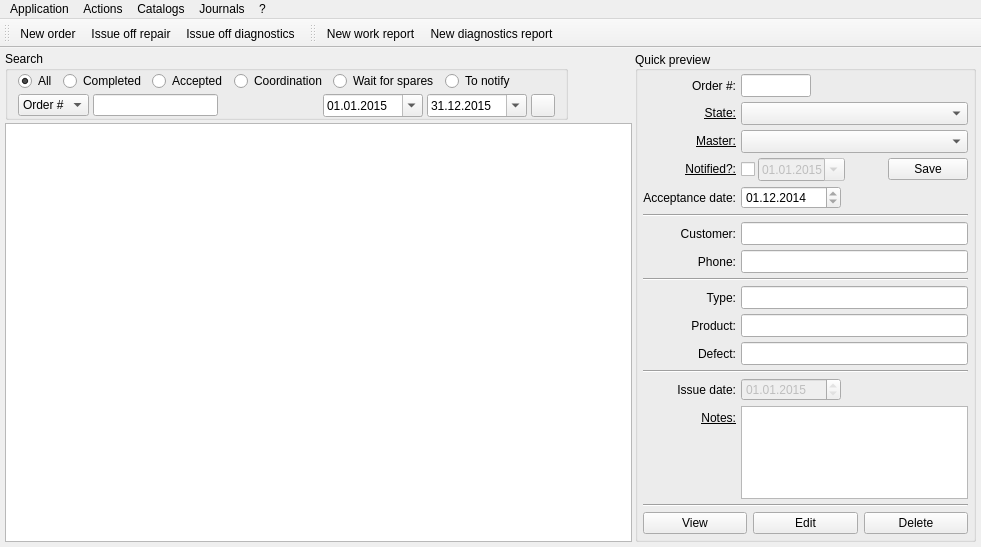
Feo-d-oR/YARC, file RepairCenter/mainwindow.ui: the form before one commit.
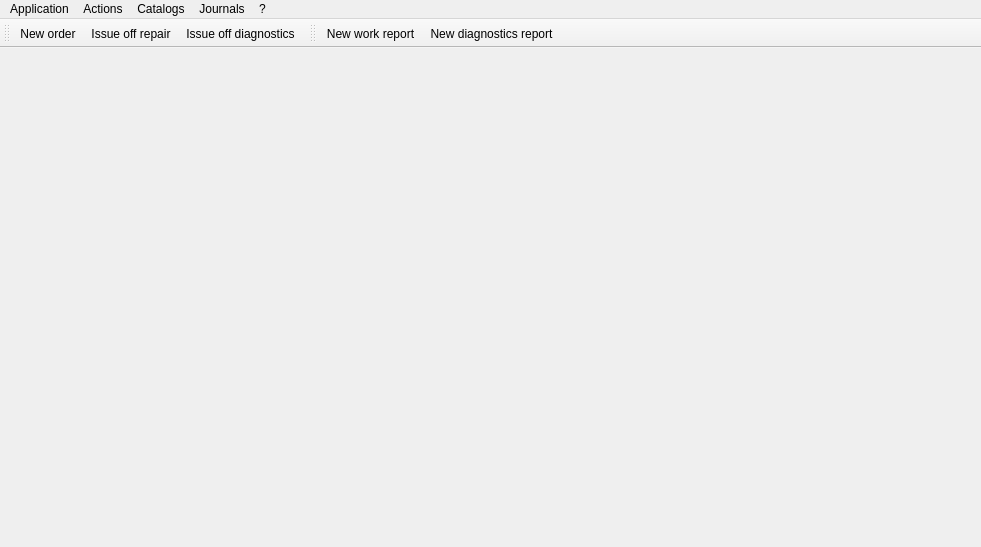
The form after the commit. Icons and pictures are not drawn.

Patch:
```diff
--- a/RepairCenter/mainwindow.ui
+++ b/RepairCenter/mainwindow.ui
@@ -35,1113 +35,6 @@
     <property name="spacing">
      <number>3</number>
     </property>
-    <item row="1" column="0">
-     <widget class="QTableView" name="tview">
-      <property name="sizePolicy">
-       <sizepolicy hsizetype="Expanding" vsizetype="Expanding">
-        <horstretch>1</horstretch>
-        <verstretch>0</verstretch>
-       </sizepolicy>
-      </property>
-      <property name="editTriggers">
-       <set>QAbstractItemView::AnyKeyPressed|QAbstractItemView::DoubleClicked</set>
-      </property>
-      <property name="dragDropMode">
-       <enum>QAbstractItemView::NoDragDrop</enum>
-      </property>
-      <property name="defaultDropAction">
-       <enum>Qt::IgnoreAction</enum>
-      </property>
-      <property name="selectionMode">
-       <enum>QAbstractItemView::SingleSelection</enum>
-      </property>
-      <property name="selectionBehavior">
-       <enum>QAbstractItemView::SelectRows</enum>
-      </property>
-      <property name="horizontalScrollMode">
-       <enum>QAbstractItemView::ScrollPerPixel</enum>
-      </property>
-      <property name="sortingEnabled">
-       <bool>true</bool>
-      </property>
-      <property name="wordWrap">
-       <bool>false</bool>
-      </property>
-      <attribute name="horizontalHeaderVisible">
-       <bool>false</bool>
-      </attribute>
-      <attribute name="verticalHeaderVisible">
-       <bool>false</bool>
-      </attribute>
-     </widget>
-    </item>
-    <item row="0" column="0" alignment="Qt::AlignLeft">
-     <widget class="QGroupBox" name="gbfilters">
-      <property name="title">
-       <string>Search</string>
-      </property>
-      <property name="flat">
-       <bool>false</bool>
-      </property>
-      <property name="checkable">
-       <bool>false</bool>
-      </property>
-      <layout class="QFormLayout" name="formLayout_2">
-       <property name="fieldGrowthPolicy">
-        <enum>QFormLayout::AllNonFixedFieldsGrow</enum>
-       </property>
-       <property name="labelAlignment">
-        <set>Qt::AlignLeading|Qt::AlignLeft|Qt::AlignVCenter</set>
-       </property>
-       <property name="horizontalSpacing">
-        <number>6</number>
-       </property>
-       <property name="verticalSpacing">
-        <number>3</number>
-       </property>
-       <property name="leftMargin">
-        <number>10</number>
-       </property>
-       <property name="topMargin">
-        <number>0</number>
-       </property>
-       <property name="rightMargin">
-        <number>10</number>
-       </property>
-       <property name="bottomMargin">
-        <number>0</number>
-       </property>
-       <item row="0" column="0" colspan="2">
-        <layout class="QHBoxLayout" name="horizontalLayout_3">
-         <item alignment="Qt::AlignLeft">
-          <widget class="QRadioButton" name="rbAll">
-           <property name="sizePolicy">
-            <sizepolicy hsizetype="Fixed" vsizetype="Fixed">
-             <horstretch>0</horstretch>
-             <verstretch>0</verstretch>
-            </sizepolicy>
-           </property>
-           <property name="minimumSize">
-            <size>
-             <width>0</width>
-             <height>0</height>
-            </size>
-           </property>
-           <property name="maximumSize">
-            <size>
-             <width>16777215</width>
-             <height>16777215</height>
-            </size>
-           </property>
-           <property name="text">
-            <string>All</string>
-           </property>
-           <property name="checked">
-            <bool>true</bool>
-           </property>
-          </widget>
-         </item>
-         <item alignment="Qt::AlignLeft">
-          <widget class="QRadioButton" name="rbCompleted">
-           <property name="minimumSize">
-            <size>
-             <width>0</width>
-             <height>0</height>
-            </size>
-           </property>
-           <property name="maximumSize">
-            <size>
-             <width>16777215</width>
-             <height>16777215</height>
-            </size>
-           </property>
-           <property name="text">
-            <string>Completed</string>
-           </property>
-          </widget>
-         </item>
-         <item alignment="Qt::AlignLeft">
-          <widget class="QRadioButton" name="rbAccepted">
-           <property name="minimumSize">
-            <size>
-             <width>0</width>
-             <height>0</height>
-            </size>
-           </property>
-           <property name="maximumSize">
-            <size>
-             <width>16777215</width>
-             <height>16777215</height>
-            </size>
-           </property>
-           <property name="text">
-            <string>Accepted</string>
-           </property>
-          </widget>
-         </item>
-         <item alignment="Qt::AlignLeft">
-          <widget class="QRadioButton" name="rbConsent">
-           <property name="minimumSize">
-            <size>
-             <width>0</width>
-             <height>0</height>
-            </size>
-           </property>
-           <property name="maximumSize">
-            <size>
-             <width>16777215</width>
-             <height>16777215</height>
-            </size>
-           </property>
-           <property name="text">
-            <string>Coordination</string>
-           </property>
-          </widget>
-         </item>
-         <item alignment="Qt::AlignLeft">
-          <widget class="QRadioButton" name="rbWaitSpares">
-           <property name="minimumSize">
-            <size>
-             <width>0</width>
-             <height>0</height>
-            </size>
-           </property>
-           <property name="maximumSize">
-            <size>
-             <width>16777215</width>
-             <height>16777215</height>
-            </size>
-           </property>
-           <property name="text">
-            <string>Wait for spares</string>
-           </property>
-          </widget>
-         </item>
-         <item alignment="Qt::AlignLeft">
-          <widget class="QRadioButton" name="rbCall">
-           <property name="maximumSize">
-            <size>
-             <width>16777215</width>
-             <height>16777215</height>
-            </size>
-           </property>
-           <property name="text">
-            <string>To notify</string>
-           </property>
-          </widget>
-         </item>
-         <item>
-          <spacer name="horizontalSpacer_3">
-           <property name="orientation">
-            <enum>Qt::Horizontal</enum>
-           </property>
-           <property name="sizeHint" stdset="0">
-            <size>
-             <width>40</width>
-             <height>20</height>
-            </size>
-           </property>
-          </spacer>
-         </item>
-        </layout>
-       </item>
-       <item row="1" column="0">
-        <layout class="QHBoxLayout" name="horizontalLayout">
-         <property name="spacing">
-          <number>4</number>
-         </property>
-         <item>
-          <widget class="QComboBox" name="searchtexttype">
-           <property name="sizePolicy">
-            <sizepolicy hsizetype="Preferred" vsizetype="Fixed">
-             <horstretch>0</horstretch>
-             <verstretch>0</verstretch>
-            </sizepolicy>
-           </property>
-           <property name="minimumSize">
-            <size>
-             <width>0</width>
-             <height>0</height>
-            </size>
-           </property>
-           <property name="maximumSize">
-            <size>
-             <width>16777215</width>
-             <height>16777215</height>
-            </size>
-           </property>
-           <item>
-            <property name="text">
-             <string>Order #</string>
-            </property>
-           </item>
-           <item>
-            <property name="text">
-             <string>Name</string>
-            </property>
-           </item>
-          </widget>
-         </item>
-         <item alignment="Qt::AlignLeft">
-          <widget class="QLineEdit" name="lSearch">
-           <property name="minimumSize">
-            <size>
-             <width>125</width>
-             <height>0</height>
-            </size>
-           </property>
-           <property name="maximumSize">
-            <size>
-             <width>150</width>
-             <height>16777215</height>
-            </size>
-           </property>
-          </widget>
-         </item>
-        </layout>
-       </item>
-       <item row="1" column="1">
-        <layout class="QHBoxLayout" name="horizontalLayout_2">
-         <property name="spacing">
-          <number>4</number>
-         </property>
-         <item>
-          <spacer name="horizontalSpacer">
-           <property name="orientation">
-            <enum>Qt::Horizontal</enum>
-           </property>
-           <property name="sizeHint" stdset="0">
-            <size>
-             <width>40</width>
-             <height>20</height>
-            </size>
-           </property>
-          </spacer>
-         </item>
-         <item alignment="Qt::AlignRight">
-          <widget class="QDateEdit" name="datestart">
-           <property name="minimumSize">
-            <size>
-             <width>100</width>
-             <height>0</height>
-            </size>
-           </property>
-           <property name="maximumSize">
-            <size>
-             <width>100</width>
-             <height>16777215</height>
-            </size>
-           </property>
-           <property name="dateTime">
-            <datetime>
-             <hour>0</hour>
-             <minute>0</minute>
-             <second>0</second>
-             <year>2015</year>
-             <month>1</month>
-             <day>1</day>
-            </datetime>
-           </property>
-           <property name="time">
-            <time>
-             <hour>0</hour>
-             <minute>0</minute>
-             <second>0</second>
-            </time>
-           </property>
-           <property name="currentSection">
-            <enum>QDateTimeEdit::DaySection</enum>
-           </property>
-           <property name="displayFormat">
-            <string>dd.MM.yyyy</string>
-           </property>
-           <property name="calendarPopup">
-            <bool>true</bool>
-           </property>
-           <property name="date">
-            <date>
-             <year>2015</year>
-             <month>1</month>
-             <day>1</day>
-            </date>
-           </property>
-          </widget>
-         </item>
-         <item>
-          <widget class="QDateEdit" name="dateend">
-           <property name="minimumSize">
-            <size>
-             <width>100</width>
-             <height>0</height>
-            </size>
-           </property>
-           <property name="maximumSize">
-            <size>
-             <width>100</width>
-             <height>16777215</height>
-            </size>
-           </property>
-           <property name="accelerated">
-            <bool>false</bool>
-           </property>
-           <property name="dateTime">
-            <datetime>
-             <hour>0</hour>
-             <minute>0</minute>
-             <second>0</second>
-             <year>2015</year>
-             <month>12</month>
-             <day>31</day>
-            </datetime>
-           </property>
-           <property name="displayFormat">
-            <string>dd.MM.yyyy</string>
-           </property>
-           <property name="calendarPopup">
-            <bool>true</bool>
-           </property>
-           <property name="currentSectionIndex">
-            <number>0</number>
-           </property>
-           <property name="date">
-            <date>
-             <year>2015</year>
-             <month>12</month>
-             <day>31</day>
-            </date>
-           </property>
-           <property name="showGroupSeparator" stdset="0">
-            <bool>false</bool>
-           </property>
-          </widget>
-         </item>
-         <item>
-          <widget class="QToolButton" name="searchbydate">
-           <property name="sizePolicy">
-            <sizepolicy hsizetype="Fixed" vsizetype="Fixed">
-             <horstretch>0</horstretch>
-             <verstretch>0</verstretch>
-            </sizepolicy>
-           </property>
-           <property name="maximumSize">
-            <size>
-             <width>50</width>
-             <height>16777215</height>
-            </size>
-           </property>
-           <property name="toolTip">
-            <string>Search by date range</string>
-           </property>
-           <property name="text">
-            <string/>
-           </property>
-           <property name="icon">
-            <iconset resource="Icons.qrc">
-             <normaloff>:/icons/icons/find.png</normaloff>:/icons/icons/find.png</iconset>
-           </property>
-          </widget>
-         </item>
-        </layout>
-       </item>
-      </layout>
-     </widget>
-    </item>
-    <item row="0" column="1" rowspan="2">
-     <widget class="QGroupBox" name="gbinfo">
-      <property name="minimumSize">
-       <size>
-        <width>341</width>
-        <height>0</height>
-       </size>
-      </property>
-      <property name="maximumSize">
-       <size>
-        <width>341</width>
-        <height>16777215</height>
-       </size>
-      </property>
-      <property name="title">
-       <string>Quick preview</string>
-      </property>
-      <property name="alignment">
-       <set>Qt::AlignLeading|Qt::AlignLeft|Qt::AlignVCenter</set>
-      </property>
-      <layout class="QFormLayout" name="formLayout">
-       <property name="fieldGrowthPolicy">
-        <enum>QFormLayout::AllNonFixedFieldsGrow</enum>
-       </property>
-       <property name="labelAlignment">
-        <set>Qt::AlignRight|Qt::AlignTrailing|Qt::AlignVCenter</set>
-       </property>
-       <property name="horizontalSpacing">
-        <number>5</number>
-       </property>
-       <property name="verticalSpacing">
-        <number>5</number>
-       </property>
-       <property name="leftMargin">
-        <number>5</number>
-       </property>
-       <property name="topMargin">
-        <number>3</number>
-       </property>
-       <property name="rightMargin">
-        <number>5</number>
-       </property>
-       <property name="bottomMargin">
-        <number>5</number>
-       </property>
-       <item row="1" column="0">
-        <widget class="QLabel" name="label">
-         <property name="maximumSize">
-          <size>
-           <width>2000</width>
-           <height>23</height>
-          </size>
-         </property>
-         <property name="text">
-          <string>Order #:</string>
-         </property>
-         <property name="alignment">
-          <set>Qt::AlignRight|Qt::AlignTrailing|Qt::AlignVCenter</set>
-         </property>
-        </widget>
-       </item>
-       <item row="2" column="0">
-        <widget class="QLabel" name="label_15">
-         <property name="maximumSize">
-          <size>
-           <width>2000</width>
-           <height>23</height>
-          </size>
-         </property>
-         <property name="text">
-          <string>&lt;html&gt;&lt;head/&gt;&lt;body&gt;&lt;p&gt;&lt;span style=&quot; text-decoration: underline;&quot;&gt;State:&lt;/span&gt;&lt;/p&gt;&lt;/body&gt;&lt;/html&gt;</string>
-         </property>
-         <property name="alignment">
-          <set>Qt::AlignRight|Qt::AlignTrailing|Qt::AlignVCenter</set>
-         </property>
-        </widget>
-       </item>
-       <item row="2" column="1">
-        <widget class="QComboBox" name="eState">
-         <property name="minimumSize">
-          <size>
-           <width>0</width>
-           <height>23</height>
-          </size>
-         </property>
-         <property name="maximumSize">
-          <size>
-           <width>16777215</width>
-           <height>23</height>
-          </size>
-         </property>
-         <property name="locale">
-          <locale language="English" country="UnitedStates"/>
-         </property>
-         <property name="editable">
-          <bool>false</bool>
-         </property>
-         <property name="currentIndex">
-          <number>-1</number>
-         </property>
-         <property name="maxVisibleItems">
-          <number>10</number>
-         </property>
-         <property name="duplicatesEnabled">
-          <bool>true</bool>
-         </property>
-         <property name="frame">
-          <bool>true</bool>
-         </property>
-        </widget>
-       </item>
-       <item row="3" column="0">
-        <widget class="QLabel" name="label_12">
-         <property name="maximumSize">
-          <size>
-           <width>2000</width>
-           <height>23</height>
-          </size>
-         </property>
-         <property name="text">
-          <string>&lt;html&gt;&lt;head/&gt;&lt;body&gt;&lt;p&gt;&lt;span style=&quot; text-decoration: underline;&quot;&gt;Master:&lt;/span&gt;&lt;/p&gt;&lt;/body&gt;&lt;/html&gt;</string>
-         </property>
-         <property name="alignment">
-          <set>Qt::AlignRight|Qt::AlignTrailing|Qt::AlignVCenter</set>
-         </property>
-        </widget>
-       </item>
-       <item row="3" column="1">
-        <widget class="QComboBox" name="eMaster">
-         <property name="minimumSize">
-          <size>
-           <width>0</width>
-           <height>23</height>
-          </size>
-         </property>
-         <property name="maximumSize">
-          <size>
-           <width>16777215</width>
-           <height>23</height>
-          </size>
-         </property>
-         <property name="editable">
-          <bool>false</bool>
-         </property>
-        </widget>
-       </item>
-       <item row="4" column="0">
-        <widget class="QLabel" name="label_6">
-         <property name="maximumSize">
-          <size>
-           <width>2000</width>
-           <height>16777215</height>
-          </size>
-         </property>
-         <property name="text">
-          <string>&lt;html&gt;&lt;head/&gt;&lt;body&gt;&lt;p&gt;&lt;span style=&quot; text-decoration: underline;&quot;&gt;Notified?:&lt;/span&gt;&lt;/p&gt;&lt;/body&gt;&lt;/html&gt;</string>
-         </property>
-         <property name="alignment">
-          <set>Qt::AlignRight|Qt::AlignTrailing|Qt::AlignVCenter</set>
-         </property>
-        </widget>
-       </item>
-       <item row="5" column="0">
-        <widget class="QLabel" name="label_2">
-         <property name="maximumSize">
-          <size>
-           <width>2000</width>
-           <height>23</height>
-          </size>
-         </property>
-         <property name="text">
-          <string>Acceptance date:</string>
-         </property>
-         <property name="alignment">
-          <set>Qt::AlignRight|Qt::AlignTrailing|Qt::AlignVCenter</set>
-         </property>
-        </widget>
-       </item>
-       <item row="5" column="1">
-        <widget class="QDateEdit" name="dDateIn">
-         <property name="enabled">
-          <bool>true</bool>
-         </property>
-         <property name="minimumSize">
-          <size>
-           <width>0</width>
-           <height>0</height>
-          </size>
-         </property>
-         <property name="maximumSize">
-          <size>
-           <width>100</width>
-           <height>16777215</height>
-          </size>
-         </property>
-         <property name="readOnly">
-          <bool>true</bool>
-         </property>
-         <property name="time">
-          <time>
-           <hour>0</hour>
-           <minute>0</minute>
-           <second>0</second>
-          </time>
-         </property>
-         <property name="currentSection">
-          <enum>QDateTimeEdit::DaySection</enum>
-         </property>
-         <property name="displayFormat">
-          <string>dd.MM.yyyy</string>
-         </property>
-         <property name="calendarPopup">
-          <bool>false</bool>
-         </property>
-         <property name="date">
-          <date>
-           <year>2014</year>
-           <month>12</month>
-           <day>1</day>
-          </date>
-         </property>
-        </widget>
-       </item>
-       <item row="6" column="0" colspan="2">
-        <widget class="Line" name="line">
-         <property name="orientation">
-          <enum>Qt::Horizontal</enum>
-         </property>
-        </widget>
-       </item>
-       <item row="7" column="0">
-        <widget class="QLabel" name="label_10">
-         <property name="maximumSize">
-          <size>
-           <width>2000</width>
-           <height>23</height>
-          </size>
-         </property>
-         <property name="text">
-          <string>Customer:</string>
-         </property>
-         <property name="alignment">
-          <set>Qt::AlignRight|Qt::AlignTrailing|Qt::AlignVCenter</set>
-         </property>
-        </widget>
-       </item>
-       <item row="7" column="1">
-        <widget class="QLineEdit" name="dCustomer">
-         <property name="minimumSize">
-          <size>
-           <width>0</width>
-           <height>23</height>
-          </size>
-         </property>
-         <property name="maximumSize">
-          <size>
-           <width>16777215</width>
-           <height>23</height>
-          </size>
-         </property>
-         <property name="readOnly">
-          <bool>true</bool>
-         </property>
-        </widget>
-       </item>
-       <item row="8" column="0">
-        <widget class="QLabel" name="label_11">
-         <property name="maximumSize">
-          <size>
-           <width>2000</width>
-           <height>23</height>
-          </size>
-         </property>
-         <property name="text">
-          <string>Phone:</string>
-         </property>
-         <property name="alignment">
-          <set>Qt::AlignRight|Qt::AlignTrailing|Qt::AlignVCenter</set>
-         </property>
-        </widget>
-       </item>
-       <item row="8" column="1">
-        <widget class="QLineEdit" name="dPhone">
-         <property name="minimumSize">
-          <size>
-           <width>0</width>
-           <height>23</height>
-          </size>
-         </property>
-         <property name="maximumSize">
-          <size>
-           <width>16777215</width>
-           <height>23</height>
-          </size>
-         </property>
-         <property name="readOnly">
-          <bool>true</bool>
-         </property>
-        </widget>
-       </item>
-       <item row="9" column="0" colspan="2">
-        <widget class="Line" name="line_2">
-         <property name="orientation">
-          <enum>Qt::Horizontal</enum>
-         </property>
-        </widget>
-       </item>
-       <item row="10" column="0">
-        <widget class="QLabel" name="label_4">
-         <property name="maximumSize">
-          <size>
-           <width>2000</width>
-           <height>23</height>
-          </size>
-         </property>
-         <property name="text">
-          <string>Type:</string>
-         </property>
-         <property name="alignment">
-          <set>Qt::AlignRight|Qt::AlignTrailing|Qt::AlignVCenter</set>
-         </property>
-        </widget>
-       </item>
-       <item row="10" column="1">
-        <widget class="QLineEdit" name="dProductType">
-         <property name="minimumSize">
-          <size>
-           <width>0</width>
-           <height>23</height>
-          </size>
-         </property>
-         <property name="maximumSize">
-          <size>
-           <width>16777215</width>
-           <height>23</height>
-          </size>
-         </property>
-         <property name="text">
-          <string/>
-         </property>
-         <property name="readOnly">
-          <bool>true</bool>
-         </property>
-        </widget>
-       </item>
-       <item row="11" column="0">
-        <widget class="QLabel" name="label_5">
-         <property name="maximumSize">
-          <size>
-           <width>2000</width>
-           <height>16777215</height>
-          </size>
-         </property>
-         <property name="text">
-          <string>Product:</string>
-         </property>
-         <property name="alignment">
-          <set>Qt::AlignRight|Qt::AlignTrailing|Qt::AlignVCenter</set>
-         </property>
-        </widget>
-       </item>
-       <item row="11" column="1">
-        <widget class="QLineEdit" name="dProduct">
-         <property name="minimumSize">
-          <size>
-           <width>0</width>
-           <height>23</height>
-          </size>
-         </property>
-         <property name="maximumSize">
-          <size>
-           <width>16777215</width>
-           <height>23</height>
-          </size>
-         </property>
-         <property name="text">
-          <string/>
-         </property>
-         <property name="readOnly">
-          <bool>true</bool>
-         </property>
-        </widget>
-       </item>
-       <item row="12" column="0">
-        <widget class="QLabel" name="label_7">
-         <property name="maximumSize">
-          <size>
-           <width>2000</width>
-           <height>16777215</height>
-          </size>
-         </property>
-         <property name="text">
-          <string>Defect:</string>
-         </property>
-         <property name="alignment">
-          <set>Qt::AlignRight|Qt::AlignTrailing|Qt::AlignVCenter</set>
-         </property>
-        </widget>
-       </item>
-       <item row="12" column="1">
-        <widget class="QLineEdit" name="dDisease">
-         <property name="minimumSize">
-          <size>
-           <width>0</width>
-           <height>23</height>
-          </size>
-         </property>
-         <property name="maximumSize">
-          <size>
-           <width>16777215</width>
-           <height>23</height>
-          </size>
-         </property>
-         <property name="text">
-          <string/>
-         </property>
-         <property name="readOnly">
-          <bool>true</bool>
-         </property>
-        </widget>
-       </item>
-       <item row="13" column="0" colspan="2">
-        <widget class="Line" name="line_3">
-         <property name="minimumSize">
-          <size>
-           <width>301</width>
-           <height>0</height>
-          </size>
-         </property>
-         <property name="orientation">
-          <enum>Qt::Horizontal</enum>
-         </property>
-        </widget>
-       </item>
-       <item row="14" column="0">
-        <widget class="QLabel" name="label_3">
-         <property name="maximumSize">
-          <size>
-           <width>2000</width>
-           <height>16777215</height>
-          </size>
-         </property>
-         <property name="text">
-          <string>Issue date:</string>
-         </property>
-         <property name="alignment">
-          <set>Qt::AlignRight|Qt::AlignTrailing|Qt::AlignVCenter</set>
-         </property>
-        </widget>
-       </item>
-       <item row="14" column="1">
-        <widget class="QDateEdit" name="dDateOut">
-         <property name="enabled">
-          <bool>false</bool>
-         </property>
-         <property name="minimumSize">
-          <size>
-           <width>0</width>
-           <height>0</height>
-          </size>
-         </property>
-         <property name="maximumSize">
-          <size>
-           <width>100</width>
-           <height>16777215</height>
-          </size>
-         </property>
-         <property name="readOnly">
-          <bool>true</bool>
-         </property>
-         <property name="time">
-          <time>
-           <hour>0</hour>
-           <minute>0</minute>
-           <second>0</second>
-          </time>
-         </property>
-         <property name="currentSection">
-          <enum>QDateTimeEdit::DaySection</enum>
-         </property>
-         <property name="displayFormat">
-          <string>dd.MM.yyyy</string>
-         </property>
-         <property name="calendarPopup">
-          <bool>false</bool>
-         </property>
-         <property name="date">
-          <date>
-           <year>2015</year>
-           <month>1</month>
-           <day>1</day>
-          </date>
-         </property>
-        </widget>
-       </item>
-       <item row="15" column="0">
-        <widget class="QLabel" name="label_14">
-         <property name="maximumSize">
-          <size>
-           <width>2000</width>
-           <height>26</height>
-          </size>
-         </property>
-         <property name="text">
-          <string>&lt;html&gt;&lt;head/&gt;&lt;body&gt;&lt;p&gt;&lt;span style=&quot; text-decoration: underline;&quot;&gt;Notes:&lt;/span&gt;&lt;/p&gt;&lt;/body&gt;&lt;/html&gt;</string>
-         </property>
-         <property name="alignment">
-          <set>Qt::AlignRight|Qt::AlignTrailing|Qt::AlignVCenter</set>
-         </property>
-        </widget>
-       </item>
-       <item row="15" column="1">
-        <widget class="QPlainTextEdit" name="dComment">
-         <property name="minimumSize">
-          <size>
-           <width>0</width>
-           <height>41</height>
-          </size>
-         </property>
-         <property name="maximumSize">
-          <size>
-           <width>271</width>
-           <height>131</height>
-          </size>
-         </property>
-        </widget>
-       </item>
-       <item row="16" column="0" colspan="2">
-        <widget class="Line" name="line_4">
-         <property name="minimumSize">
-          <size>
-           <width>301</width>
-           <height>0</height>
-          </size>
-         </property>
-         <property name="orientation">
-          <enum>Qt::Horizontal</enum>
-         </property>
-        </widget>
-       </item>
-       <item row="17" column="0" colspan="2">
-        <layout class="QHBoxLayout" name="horizontalLayout_5">
-         <item>
-          <widget class="QPushButton" name="bView">
-           <property name="text">
-            <string>View</string>
-           </property>
-           <property name="icon">
-            <iconset resource="Icons.qrc">
-             <normaloff>:/icons/icons/page.png</normaloff>:/icons/icons/page.png</iconset>
-           </property>
-          </widget>
-         </item>
-         <item>
-          <widget class="QPushButton" name="bEdit">
-           <property name="text">
-            <string>Edit</string>
-           </property>
-           <property name="icon">
-            <iconset resource="Icons.qrc">
-             <normaloff>:/icons/icons/page_edit.png</normaloff>:/icons/icons/page_edit.png</iconset>
-           </property>
-          </widget>
-         </item>
-         <item>
-          <widget class="QPushButton" name="bDelete">
-           <property name="text">
-            <string>Delete</string>
-           </property>
-           <property name="icon">
-            <iconset>
-             <normalon>:/icons/icons/page_delete.png</normalon>
-            </iconset>
-           </property>
-          </widget>
-         </item>
-        </layout>
-       </item>
-       <item row="4" column="1">
-        <layout class="QHBoxLayout" name="horizontalLayout_4">
-         <property name="spacing">
-          <number>3</number>
-         </property>
-         <item>
-          <widget class="QCheckBox" name="eCalled">
-           <property name="text">
-            <string/>
-           </property>
-          </widget>
-         </item>
-         <item>
-          <widget class="QDateEdit" name="datenotify">
-           <property name="enabled">
-            <bool>false</bool>
-           </property>
-           <property name="accelerated">
-            <bool>false</bool>
-           </property>
-           <property name="dateTime">
-            <datetime>
-             <hour>0</hour>
-             <minute>0</minute>
-             <second>0</second>
-             <year>2015</year>
-             <month>1</month>
-             <day>1</day>
-            </datetime>
-           </property>
-           <property name="displayFormat">
-            <string>dd.MM.yyyy</string>
-           </property>
-           <property name="calendarPopup">
-            <bool>true</bool>
-           </property>
-          </widget>
-         </item>
-         <item>
-          <spacer name="horizontalSpacer_2">
-           <property name="orientation">
-            <enum>Qt::Horizontal</enum>
-           </property>
-           <property name="sizeHint" stdset="0">
-            <size>
-             <width>123</width>
-             <height>21</height>
-            </size>
-           </property>
-          </spacer>
-         </item>
-         <item>
-          <widget class="QPushButton" name="bSubmit">
-           <property name="text">
-            <string>Save</string>
-           </property>
-           <property name="icon">
-            <iconset>
-             <normalon>:/icons/icons/page_save.png</normalon>
-            </iconset>
-           </property>
-          </widget>
-         </item>
-        </layout>
-       </item>
-       <item row="1" column="1">
-        <widget class="QLineEdit" name="dNumber">
-         <property name="enabled">
-          <bool>true</bool>
-         </property>
-         <property name="minimumSize">
-          <size>
-           <width>0</width>
-           <height>23</height>
-          </size>
-         </property>
-         <property name="maximumSize">
-          <size>
-           <width>70</width>
-           <height>23</height>
-          </size>
-         </property>
-         <property name="readOnly">
-          <bool>true</bool>
-         </property>
-        </widget>
-       </item>
-      </layout>
-      <zorder>dDateOut</zorder>
-      <zorder>label_15</zorder>
-      <zorder>label_5</zorder>
-      <zorder>eState</zorder>
-      <zorder>label_4</zorder>
-      <zorder>dProductType</zorder>
-      <zorder>label_12</zorder>
-      <zorder>eMaster</zorder>
-      <zorder>label_2</zorder>
-      <zorder>dDateIn</zorder>
-      <zorder>line</zorder>
-      <zorder>label_10</zorder>
-      <zorder>dCustomer</zorder>
-      <zorder>label_11</zorder>
-      <zorder>dPhone</zorder>
-      <zorder>line_2</zorder>
-      <zorder>dProduct</zorder>
-      <zorder>label_7</zorder>
-      <zorder>dDisease</zorder>
-      <zorder>label_3</zorder>
-      <zorder>line_3</zorder>
-      <zorder>dComment</zorder>
-      <zorder>label_14</zorder>
-      <zorder>line_4</zorder>
-      <zorder>label</zorder>
-      <zorder>label_6</zorder>
-      <zorder></zorder>
-      <zorder>dNumber</zorder>
-     </widget>
-    </item>
    </layout>
   </widget>
   <widget class="QMenuBar" name="menuBar">
```
